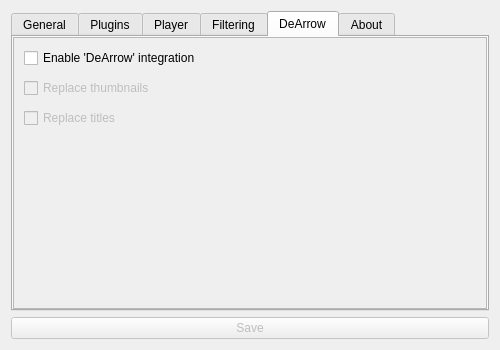
This is application/src/ui/forms/settings/settingsform.ui in BowDown097/QtTube as Qt 5 draws it before an edit. The edited form follows.
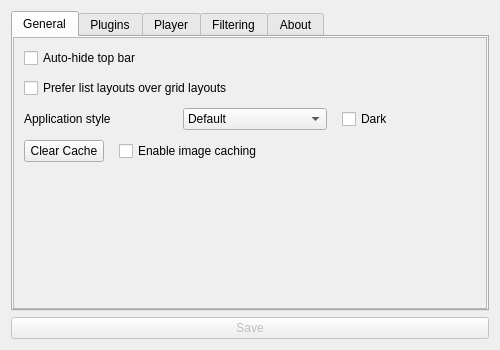
This is the edited form. The open tabs and pages were chosen to show the change.

Commit message:
Drop DeArrow (may be temporary)
The current implementation has glaring problems and can be done better,
but I do not wish to tackle those problems at this point in time. If I
ever do, the setting will be brought back, largely decoupled from the
main program.

```diff
--- a/application/src/ui/forms/settings/settingsform.ui
+++ b/application/src/ui/forms/settings/settingsform.ui
@@ -476,98 +476,6 @@
        </item>
       </layout>
      </widget>
-     <widget class="QWidget" name="deArrowTab">
-      <attribute name="title">
-       <string>DeArrow</string>
-      </attribute>
-      <layout class="QVBoxLayout" name="verticalLayout_13">
-       <property name="spacing">
-        <number>0</number>
-       </property>
-       <property name="leftMargin">
-        <number>0</number>
-       </property>
-       <property name="topMargin">
-        <number>0</number>
-       </property>
-       <property name="rightMargin">
-        <number>0</number>
-       </property>
-       <property name="bottomMargin">
-        <number>0</number>
-       </property>
-       <item>
-        <widget class="QScrollArea" name="scrollArea_7">
-         <property name="widgetResizable">
-          <bool>true</bool>
-         </property>
-         <widget class="QWidget" name="scrollAreaWidgetContents_7">
-          <property name="geometry">
-           <rect>
-            <x>0</x>
-            <y>0</y>
-            <width>476</width>
-            <height>109</height>
-           </rect>
-          </property>
-          <property name="sizePolicy">
-           <sizepolicy hsizetype="Preferred" vsizetype="Fixed">
-            <horstretch>0</horstretch>
-            <verstretch>0</verstretch>
-           </sizepolicy>
-          </property>
-          <layout class="QVBoxLayout" name="verticalLayout_14">
-           <property name="spacing">
-            <number>10</number>
-           </property>
-           <property name="leftMargin">
-            <number>10</number>
-           </property>
-           <property name="topMargin">
-            <number>10</number>
-           </property>
-           <property name="rightMargin">
-            <number>0</number>
-           </property>
-           <property name="bottomMargin">
-            <number>10</number>
-           </property>
-           <item>
-            <widget class="QCheckBox" name="deArrow">
-             <property name="toolTip">
-              <string>DeArrow is an open source browser extension for crowdsourcing better titles and thumbnails on YouTube.</string>
-             </property>
-             <property name="text">
-              <string>Enable 'DeArrow' integration</string>
-             </property>
-            </widget>
-           </item>
-           <item>
-            <widget class="QCheckBox" name="deArrowThumbs">
-             <property name="enabled">
-              <bool>false</bool>
-             </property>
-             <property name="text">
-              <string>Replace thumbnails</string>
-             </property>
-            </widget>
-           </item>
-           <item>
-            <widget class="QCheckBox" name="deArrowTitles">
-             <property name="enabled">
-              <bool>false</bool>
-             </property>
-             <property name="text">
-              <string>Replace titles</string>
-             </property>
-            </widget>
-           </item>
-          </layout>
-         </widget>
-        </widget>
-       </item>
-      </layout>
-     </widget>
      <widget class="QWidget" name="about">
       <attribute name="title">
        <string>About</string>
```
The commit also changes 11 other files.
